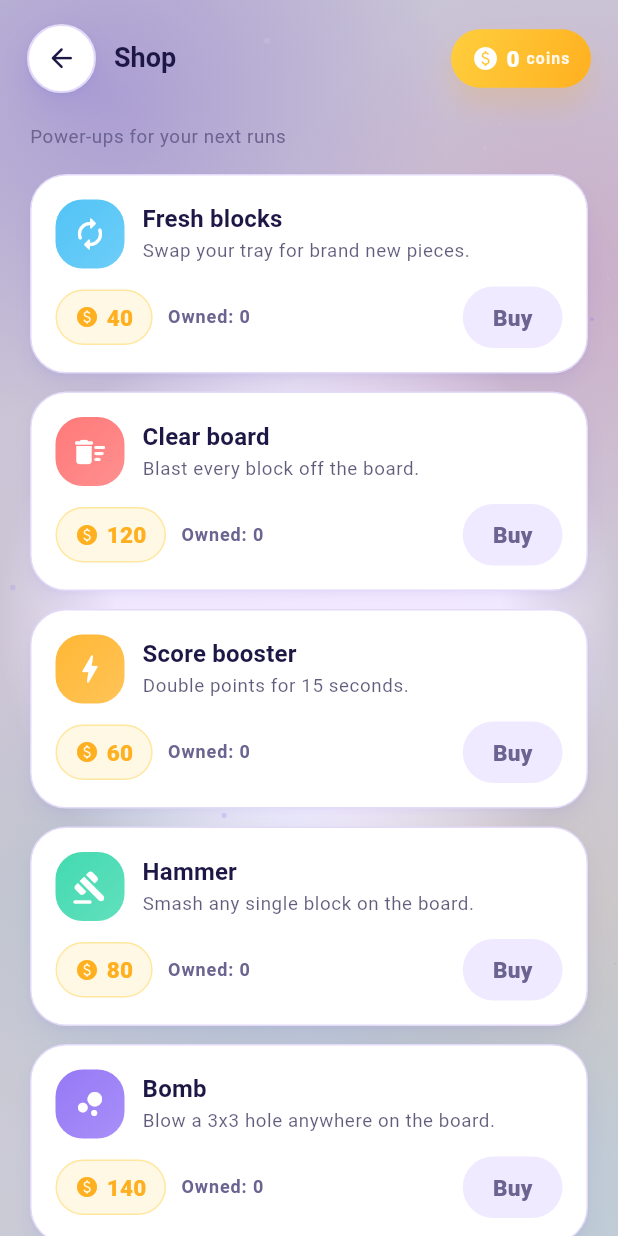
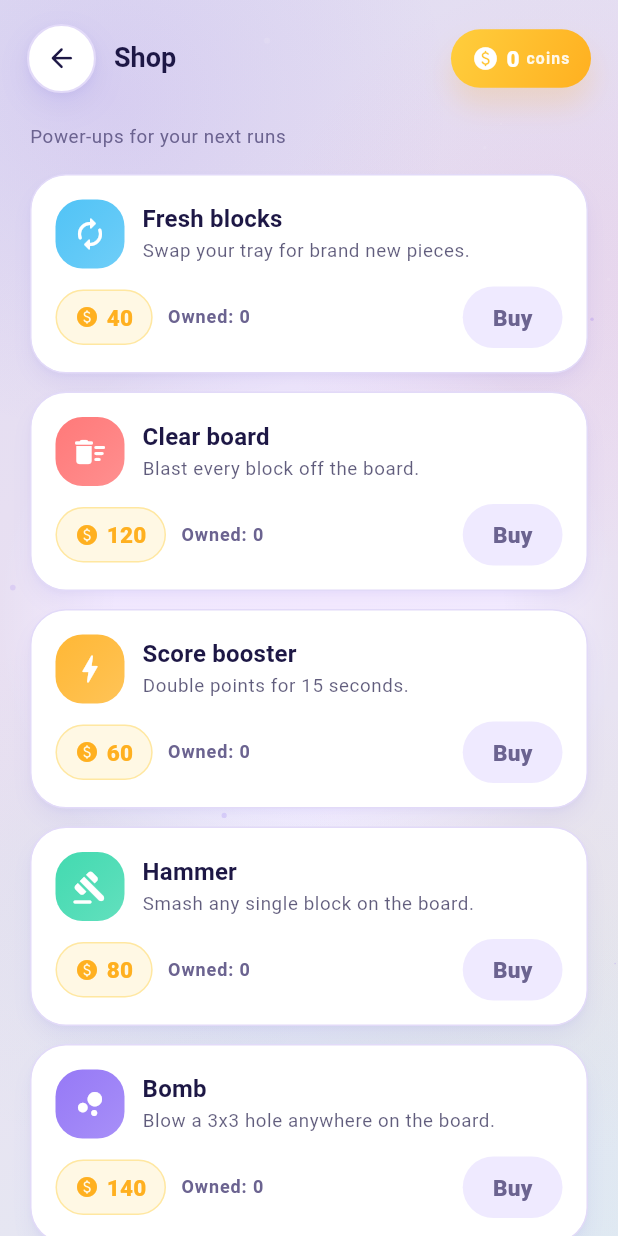
Before and after one commit to kaancetin3141/gridpop, a Flutter app: the screen it shows after launch, after a tap on "Shop", on a phone screen of 412 x 824 dp. Run offline on Flutter 3.47's test engine with Material 3 defaults, Android fonts, the phone set to English and light mode, and no system bars; our stand-ins replace shared_preferences.

Commit message:
Polish the light theme and the matte material
- Stat chips tint their fill and switch to an ink version of the hue in light
  mode, so amber on beige and blue on pale blue stay readable
- Aurora blooms and the vignette fall to a faint level on light stages, which
  keeps the pale gradient airy instead of muddy
- Matte blocks lose most of their highlight band, so they read as printed
  cardboard rather than glossy plastic
- Quiet stages (blooms: false) no longer get the extra accent glow

```diff
--- a/lib/core/theme/app_colors.dart
+++ b/lib/core/theme/app_colors.dart
@@ -67,6 +67,11 @@ class AppColors {
   static const Color darkOutline = Color(0xFF362C7A);
   static const Color darkText = Color(0xFFF4F1FF);
   static const Color darkTextMuted = Color(0xFFA69ED6);
+
+  /// Darkens a candy hue so it stays legible on a light surface. Used by
+  /// chips and badges, which are tinted pastel in light mode.
+  static Color ink(Color color, {double amount = 0.58}) =>
+      Color.lerp(color, const Color(0xFF1A1030), amount)!;
 
   // Semantic -------------------------------------------------------------
   static const Color success = Color(0xFF2FCB8C);
--- a/lib/screens/home/home_screen.dart
+++ b/lib/screens/home/home_screen.dart
@@ -345,12 +345,17 @@ class _StatChip extends StatelessWidget {
 
   @override
   Widget build(BuildContext context) {
+    final AppPalette palette = AppPalette.of(context);
+    // Dark stage: the candy hue is the text colour. Light stage: the same hue
+    // is tinted into the fill, and the ink version carries the text, otherwise
+    // amber on beige would be unreadable.
+    final Color ink = palette.isDark ? color : AppColors.ink(color);
     return Container(
       padding: const EdgeInsets.symmetric(horizontal: 14, vertical: 8),
       decoration: BoxDecoration(
-        color: color.withOpacity(0.12),
+        color: color.withValues(alpha: palette.isDark ? 0.12 : 0.18),
         borderRadius: BorderRadius.circular(AppRadius.md),
-        border: Border.all(color: color.withOpacity(0.24)),
+        border: Border.all(color: ink.withValues(alpha: 0.32)),
       ),
       child: Column(
         mainAxisSize: MainAxisSize.min,
@@ -360,13 +365,13 @@ class _StatChip extends StatelessWidget {
             style: Theme.of(context)
                 .textTheme
                 .labelSmall
-                ?.copyWith(color: color, letterSpacing: 0.6),
+                ?.copyWith(color: ink, letterSpacing: 0.6),
           ),
           const SizedBox(height: 2),
           Text(
             value,
             style: Theme.of(context).textTheme.titleMedium?.copyWith(
-                  color: color,
+                  color: ink,
                   fontWeight: FontWeight.w800,
                 ),
           ),
--- a/lib/widgets/app_background.dart
+++ b/lib/widgets/app_background.dart
@@ -104,7 +104,12 @@ class _AppBackgroundState extends State<AppBackground>
               if (palette.blooms && widget.blooms)
                 IgnorePointer(child: CustomPaint(painter: _StagePainter(palette))),
               if (!palette.blooms)
-                IgnorePointer(child: CustomPaint(painter: _FlatStagePainter(palette))),
+                IgnorePointer(
+                  // The flat styles always get their accent glow; the aurora
+                  // style only loses it when the screen asked for a quiet
+                  // stage, which is why the glow is not unconditional here.
+                  child: CustomPaint(painter: _FlatStagePainter(palette)),
+                ),
               widget.child,
             ],
           ),
@@ -153,38 +158,41 @@ class _StagePainter extends CustomPainter {
     }
 
     final double shortest = size.shortestSide;
+    // Blooms are light on a dark stage, but muddy on a pale one, so the light
+    // theme gets a much fainter version of the same composition.
+    final double k = palette.isDark ? 1 : 0.38;
     bloom(
       Offset(size.width * 0.18, size.height * 0.08),
       shortest * 0.55,
       palette.accent,
-      0.26,
+      0.26 * k,
     );
     bloom(
       Offset(size.width * 0.92, size.height * 0.22),
       shortest * 0.48,
       AppColors.magenta,
-      0.18,
+      0.18 * k,
     );
     bloom(
       Offset(size.width * 0.6, size.height * 0.95),
       shortest * 0.6,
       AppColors.sky,
-      0.16,
+      0.16 * k,
     );
     bloom(
       Offset(size.width * 0.15, size.height * 0.72),
       shortest * 0.42,
       AppColors.mint,
-      0.10,
+      0.10 * k,
     );
     bloom(
       Offset(size.width * 0.85, size.height * 0.75),
       shortest * 0.40,
       AppColors.amber,
-      0.10,
+      0.10 * k,
     );
 
-    _vignette(canvas, size);
+    _vignette(canvas, size, strength: palette.isDark ? 0.16 : 0.05);
 
     // Static sparkle field: tiny deterministic dots that give the gradient a
     // premium, printed-foil texture. Deterministic so it never shimmers
@@ -226,9 +234,19 @@ class _FlatStagePainter extends CustomPainter {
     if (palette.style == VisualStyle.matte) {
       _paintGrain(canvas, size);
     }
-    _vignette(canvas, size, strength: spec.scanlines ? 0.26 : 0.12);
 
-    // A single accent bloom keeps the flat stages from looking dead.
+    _vignette(
+      canvas,
+      size,
+      strength: palette.isDark ? (spec.scanlines ? 0.26 : 0.12) : 0.05,
+    );
+
+    // A single accent bloom keeps the flat styles from looking dead. Aurora only
+    // reaches this painter when the screen disabled its blooms, so the glow
+    // stays off there.
+    if (palette.blooms) {
+      return;
+    }
     canvas.drawCircle(
       Offset(size.width * 0.5, -size.height * 0.05),
       size.shortestSide * 0.9,
```
Also changed, not shown: lib/game/widgets/painting/block_painter.dart (+9 -8 lines), 2 other files.
